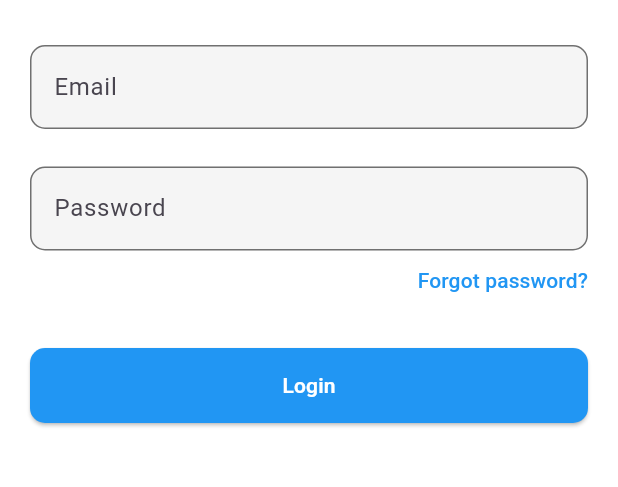
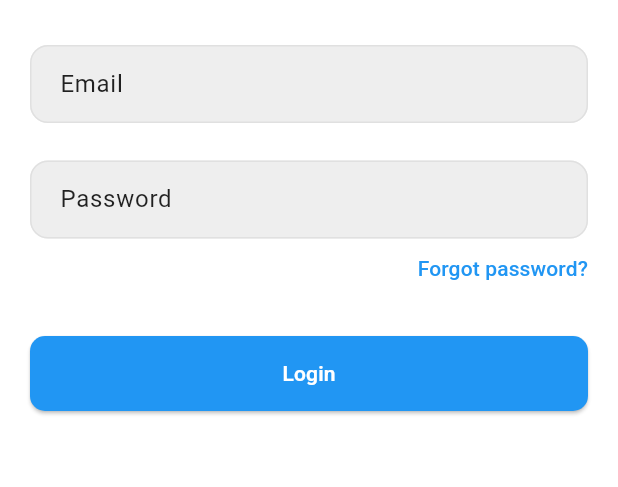
Before and after one commit to ritik453rr/flutter_cpit, a Flutter app: the screen it shows after launch, on a phone screen of 412 x 824 dp, the part 285-772 px from its top. Run offline on Flutter 3.47's test engine with Material 3 defaults, Android fonts, the phone set to English and light mode, and no system bars; our stand-ins replace flutter_svg, get, get_storage, widget_and_text_animator.

Commit message:
Added Theme

```diff
--- a/lib/common/app_colors.dart
+++ b/lib/common/app_colors.dart
@@ -10,4 +10,15 @@ class AppColors {
   static const Color focusedCharcoal = Color.fromRGBO(112, 112, 112, 1.0);
   static const Color blue = Colors.blue;
   static const Color red = Colors.red;
+
+  /// Dark Theme Colors
+  static const Color dtEnableBorder = Colors.white38;
+  static const Color dtFocusBorder = Colors.white60;
+  static Color dtFillColor = Colors.grey.shade900;
+
+  ///Light Theme
+  static Color ltFillColor = Colors.grey.shade200;
+  static const ltTextFieldLabel = Colors.black87;
+  static Color ltEnableBorder = Colors.grey.shade300;
+  static Color ltFocusBorder = Colors.grey.shade400;
 }
--- a/lib/common/app_fontsize.dart
+++ b/lib/common/app_fontsize.dart
@@ -1,4 +1,5 @@
 /// Defines standard font sizes used throughout the app.
 class AppFontsize {
-  static const font30= 30.0;
+  static const font12 = 12.0;
+  static const font30 = 30.0;
 }
--- a/lib/common/app_storage.dart
+++ b/lib/common/app_storage.dart
@@ -5,28 +5,38 @@ class AppStorage {
   static var storage = GetStorage();
 
   ///Keys
-  static const String langCode = "langCode";
-  static const String countryCode = "countryCode";
+  static const String _langCode = "langCode";
+  static const String _countryCode = "countryCode";
+  static const String _isDarkMode = "isDarkMode";
+
+  static void setThemeMode({required bool isDark}) {
+    storage.write(_isDarkMode, isDark);
+  }
+
+  ///
+  static bool isDarkTheme() {
+    return storage.read(_isDarkMode) ?? false;
+  }
 
   /// Saves the language code locally.
   static void setLangCode({required String code}) {
-    storage.write(langCode, code);
+    storage.write(_langCode, code);
   }
 
   /// Saves the country code locally.
 
   static void setCountryCode({required String code}) {
-    storage.write(countryCode, code);
+    storage.write(_countryCode, code);
   }
 
   /// Retrieves the saved language code or returns 'en' if none found.
   static String getLangCode() {
-    return storage.read(langCode) ?? "en";
+    return storage.read(_langCode) ?? "en";
   }
 
   /// Retrieves the saved country code or returns 'US' if none found.
   static String getCountryCode() {
-    return storage.read(countryCode) ?? "US";
+    return storage.read(_countryCode) ?? "US";
   }
 
   /// Method to clear storage
--- /dev/null
+++ b/lib/common/app_theme.dart
@@ -0,0 +1,132 @@
+import 'package:cpit/common/app_colors.dart';
+import 'package:cpit/common/app_fontsize.dart';
+import 'package:cpit/common/app_storage.dart';
+import 'package:cpit/common/common_ui.dart';
+import 'package:cpit/global.dart';
+import 'package:flutter/material.dart';
+import 'package:get/get.dart';
+
+/// Provides app-wide theme data and theme switching functionality.
+class AppTheme {
+  /// Toggles the app theme between light and dark modes.
+  static void changeTheme() {
+    final isDark = AppStorage.isDarkTheme();
+    final newIsDark = !isDark;
+    Global.setSafeArea(isDark: newIsDark);
+    AppStorage.setThemeMode(isDark: newIsDark);
+    Get.changeThemeMode(newIsDark ? ThemeMode.dark : ThemeMode.light);
+  }
+
+  /// Returns the light theme configuration.
+  static ThemeData lightTheme() {
+    return ThemeData(
+      brightness: Brightness.light,
+      scaffoldBackgroundColor: AppColors.white,
+
+      appBarTheme: const AppBarTheme(
+        backgroundColor: Colors.blue,
+        foregroundColor: Colors.white,
+        elevation: 0,
+      ),
+
+      textTheme: const TextTheme(
+        bodyLarge: TextStyle(color: Colors.black),
+        bodyMedium: TextStyle(color: Colors.black),
+      ),
+
+      iconTheme: const IconThemeData(color: Colors.black87),
+
+      floatingActionButtonTheme: const FloatingActionButtonThemeData(
+        backgroundColor: Colors.blue,
+        foregroundColor: Colors.white,
+      ),
+
+      inputDecorationTheme: InputDecorationTheme(
+        filled: true,
+        fillColor: AppColors.ltFillColor,
+        labelStyle: TextStyle(color: AppColors.ltTextFieldLabel),
+        errorStyle: CommonUi.customTextStyle(
+          color: AppColors.red,
+          fontSize: AppFontsize.font12,
+        ),
+        floatingLabelStyle: const TextStyle(color: AppColors.black),
+        contentPadding: const EdgeInsets.symmetric(
+          horizontal: 16,
+          vertical: 14,
+        ),
+        enabledBorder: OutlineInputBorder(
+          borderRadius: BorderRadius.circular(12),
+          borderSide: BorderSide(color: AppColors.ltEnableBorder),
+        ),
+        focusedBorder: OutlineInputBorder(
+          borderRadius: BorderRadius.circular(12),
+          borderSide: BorderSide(color: AppColors.ltFocusBorder),
+        ),
+        errorBorder: OutlineInputBorder(
+          borderRadius: BorderRadius.circular(12),
+          borderSide: const BorderSide(color: Colors.red),
+        ),
+        focusedErrorBorder: OutlineInputBorder(
+          borderRadius: BorderRadius.circular(12),
+          borderSide: const BorderSide(color: Colors.red, width: 2),
+        ),
+      ),
+    );
+  }
+
+  /// Returns the dark theme configuration.
+  static ThemeData darkTheme() {
+    return ThemeData(
+      brightness: Brightness.dark,
+      scaffoldBackgroundColor: Colors.black,
+      appBarTheme: const AppBarTheme(
+        backgroundColor: Colors.black,
+        foregroundColor: Colors.white,
+        elevation: 0,
+      ),
+
+      textTheme: const TextTheme(
+        bodyLarge: TextStyle(color: Colors.white),
+        bodyMedium: TextStyle(color: Colors.white),
+      ),
+
+      iconTheme: const IconThemeData(color: Colors.white70),
+
+      floatingActionButtonTheme: const FloatingActionButtonThemeData(
+        backgroundColor: Colors.deepPurple,
+        foregroundColor: Colors.white,
+      ),
+
+      inputDecorationTheme: InputDecorationTheme(
+        filled: true,
+        errorStyle: TextStyle(color: Colors.redAccent),
+        fillColor: AppColors.dtFillColor,
+        labelStyle: const TextStyle(color: Colors.white70),
+        floatingLabelStyle: const TextStyle(color: Colors.white70),
+        contentPadding: const EdgeInsets.symmetric(
+          horizontal: 16,
+          vertical: 14,
+        ),
+        enabledBorder: OutlineInputBorder(
+          borderRadius: BorderRadius.circular(12),
+          borderSide: BorderSide(color: AppColors.dtEnableBorder),
+        ),
+        focusedBorder: OutlineInputBorder(
+          borderRadius: BorderRadius.circular(12),
+          borderSide: const BorderSide(
+            color: AppColors.dtFocusBorder,
+            width: 2,
+          ),
+        ),
+        errorBorder: OutlineInputBorder(
+          borderRadius: BorderRadius.circular(12),
+          borderSide: const BorderSide(color: Colors.red),
+        ),
+        focusedErrorBorder: OutlineInputBorder(
+          borderRadius: BorderRadius.circular(12),
+          borderSide: const BorderSide(color: Colors.red, width: 2),
+        ),
+      ),
+    );
+  }
+}
--- a/lib/common/common_ui.dart
+++ b/lib/common/common_ui.dart
@@ -41,7 +41,7 @@ class CommonUi {
 
   /// Custom Text Style
   static TextStyle? customTextStyle({
-    Color color = AppColors.black,
+    Color? color,
     double fontSize = 14,
     String fontFamily = AppFonts.regular,
   }) {
--- a/lib/common/custom_textfield.dart
+++ b/lib/common/custom_textfield.dart
@@ -1,4 +1,3 @@
-
 import 'package:cpit/common/app_colors.dart';
 import 'package:cpit/common/common_ui.dart';
 import 'package:cpit/global.dart';
@@ -7,9 +6,9 @@ import 'package:flutter/services.dart';
 
 /// A customizable text field with optional label, error handling, and formatting.
 Widget customTextField({
-  Color fillColor = AppColors.lightGrey,
+  Color? fillColor,
   double borderRadius = Global.borderRadius,
-  Color borderColor = AppColors.focusedCharcoal,
+  Color? borderColor,
   String labelText = "",
   TextEditingController? controller,
   String? errorText,
@@ -28,45 +27,17 @@ Widget customTextField({
       onTap?.call();
     },
     keyboardType: keyboardType,
+    readOnly: readOnly,
 
-    readOnly: readOnly,
     inputFormatters: inputFormatters,
     textInputAction: textInputAction,
+
     decoration: InputDecoration(
       fillColor: fillColor,
+      errorText: errorText,
 
-      errorText: errorText,
-      floatingLabelStyle: CommonUi.customTextStyle(
-        color: errorText != null ? AppColors.red : AppColors.black,
-      ),
       filled: true,
       labelText: labelText.isEmpty ? null : labelText,
-      enabledBorder: fieldBorder(
-        borderRadius: borderRadius,
-        borderColor: borderColor,
-      ),
-      focusedBorder: fieldBorder(
-        borderRadius: borderRadius,
-        borderColor: borderColor,
-      ),
-      errorBorder: fieldBorder(
-        borderRadius: borderRadius,
-        borderColor: Colors.red,
-      ),
-      focusedErrorBorder: fieldBorder(
-        borderRadius: borderRadius,
-        borderColor: Colors.red,
-      ),
     ),
   );
 }
-
-OutlineInputBorder fieldBorder({
-  required double borderRadius,
-  required Color borderColor,
-}) {
-  return OutlineInputBorder(
-    borderRadius: BorderRadius.circular(borderRadius),
-    borderSide: BorderSide(color: borderColor),
-  );
-}
--- a/lib/global.dart
+++ b/lib/global.dart
@@ -24,7 +24,7 @@ class Global {
     }
   }
 
-/// Updates app locale and saves language and country codes locally.
+  /// Updates app locale and saves language and country codes locally.
   static void updateLocal({
     required String langCode,
     required String countryCode,
@@ -40,13 +40,14 @@ class Global {
   }
 
   /// Set safe area color in view
-  static void setSafeArea({bool isLight = true}) {
+  static void setSafeArea({required bool isDark}) {
     SystemChrome.setSystemUIOverlayStyle(
       SystemUiOverlayStyle(
-        systemNavigationBarColor: isLight ? AppColors.white : AppColors.black,
+        systemNavigationBarColor: isDark ?
+        AppColors.black: AppColors.white,
         systemNavigationBarIconBrightness:
-            isLight ? Brightness.dark : Brightness.light,
-        statusBarIconBrightness: isLight ? Brightness.dark : Brightness.light,
+            isDark ? Brightness.light:Brightness.dark,
+        statusBarIconBrightness: isDark ?Brightness.light: Brightness.dark,
       ),
     );
   }
--- a/lib/language/app_language.dart
+++ b/lib/language/app_language.dart
@@ -6,6 +6,10 @@ class AppLanguage extends Translations {
   @override
   Map<String, Map<String, String>> get keys => {
     'en_US': {
+      /// Splash Page
+      Strings.cpitEducation: "CPIT EDUCATION",
+
+      ///Login Page
       Strings.login: 'Login',
       Strings.pleaseEnterEmail: "Please enter your email",
       Strings.enterValidEmail: "Please enter a valid email",
@@ -13,7 +17,6 @@ class AppLanguage extends Translations {
       Strings.email: "Email",
       Strings.password: "Password",
       Strings.forgotPassword: "Forgot password?",
-          Strings.cpitEducation: "CPIT EDUCATION",
     },
     'hi_IN': {
       Strings.login: 'लॉगिन',
--- a/lib/language/strings.dart
+++ b/lib/language/strings.dart
@@ -1,11 +1,14 @@
 /// A class that holds all string constants used in the app.
 class Strings {
+  /// Splash Page
+  static const cpitEducation = "cpitEducation";
+
+  /// Login Page
   static const login = "login";
-  static const pleaseEnterEmail="pleaseEnterEmail";
-  static const enterValidEmail="enterValidEmail";
-  static const pleaseEnterPasswrod="pleaseEnterPassword";
-  static const email= "email";
-  static const password="password";
-  static const forgotPassword="forgotPassword";
-  static const cpitEducation="cpitEducation";
+  static const pleaseEnterEmail = "pleaseEnterEmail";
+  static const enterValidEmail = "enterValidEmail";
+  static const pleaseEnterPasswrod = "pleaseEnterPassword";
+  static const email = "email";
+  static const password = "password";
+  static const forgotPassword = "forgotPassword";
 }
--- a/lib/main.dart
+++ b/lib/main.dart
@@ -1,5 +1,5 @@
-import 'package:cpit/common/app_colors.dart';
 import 'package:cpit/common/app_storage.dart';
+import 'package:cpit/common/app_theme.dart';
 import 'package:cpit/language/app_language.dart';
 import 'package:cpit/routing/app_pages.dart';
 import 'package:cpit/routing/app_routes.dart';
@@ -25,21 +25,15 @@ class MyApp extends StatelessWidget {
       translations: AppLanguage(),
       locale: Locale(
         AppStorage.getLangCode(),
-        AppStorage.countryCode,
+        AppStorage.getCountryCode(),
       ), // Default locale
       fallbackLocale: Locale(
         AppStorage.getLangCode(),
-        AppStorage.countryCode,
+        AppStorage.getCountryCode(),
       ), // Fallback if device locale not supported
-
-      theme: ThemeData(
-        scaffoldBackgroundColor: AppColors.white,
-        textSelectionTheme: TextSelectionThemeData(
-          cursorColor: AppColors.black,
-          selectionColor: AppColors.black.withValues(alpha: 0.15),
-          selectionHandleColor: AppColors.black,
-        ),
-      ),
+      theme: AppTheme.lightTheme(),
+      darkTheme: AppTheme.darkTheme(),
+      themeMode: AppStorage.isDarkTheme() ? ThemeMode.dark : ThemeMode.light,
     );
   }
 }
--- a/lib/pages/login/login_view.dart
+++ b/lib/pages/login/login_view.dart
@@ -1,5 +1,7 @@
 import 'package:cpit/common/app_colors.dart';
 import 'package:cpit/common/app_fonts.dart';
+import 'package:cpit/common/app_storage.dart';
+import 'package:cpit/common/app_theme.dart';
 import 'package:cpit/common/common_ui.dart';
 import 'package:cpit/common/custom_button.dart';
 import 'package:cpit/common/custom_textfield.dart';
@@ -16,7 +18,7 @@ class LoginView extends StatelessWidget {
 
   @override
   Widget build(BuildContext context) {
-    Global.setSafeArea();
+    Global.setSafeArea(isDark: AppStorage.isDarkTheme());
     return GestureDetector(
       behavior: HitTestBehavior.translucent,
       onTap: () {
@@ -24,7 +26,6 @@ class LoginView extends StatelessWidget {
       },
 
       child: Scaffold(
-        backgroundColor: AppColors.white,
         body: SafeArea(
           child: Container(
             height: Get.height,
@@ -36,7 +37,7 @@ class LoginView extends StatelessWidget {
                   Text(
                     Strings.cpitEducation.tr,
                     style: CommonUi.customTextStyle(
-                      color: AppColors.black,
+                      // color: AppColors.black,
                       fontFamily: AppFonts.medium,
                       fontSize: 28,
                     ),
--- a/lib/pages/splash/splash_view.dart
+++ b/lib/pages/splash/splash_view.dart
@@ -1,6 +1,7 @@
 import 'package:cpit/common/app_colors.dart';
 import 'package:cpit/common/app_fonts.dart';
 import 'package:cpit/common/app_fontsize.dart';
+import 'package:cpit/common/app_storage.dart';
 import 'package:cpit/common/common_ui.dart';
 import 'package:cpit/global.dart';
 import 'package:cpit/language/strings.dart';
@@ -17,9 +18,8 @@ class SplashView extends StatelessWidget {
 
   @override
   Widget build(BuildContext context) {
-    Global.setSafeArea();
+    Global.setSafeArea(isDark: AppStorage.isDarkTheme());
     return Scaffold(
-      backgroundColor: Colors.white,
       body: Center(
         child: WidgetAnimator(
           incomingEffect: WidgetTransitionEffects.incomingScaleUp(
@@ -29,7 +29,6 @@ class SplashView extends StatelessWidget {
           child: Text(
             Strings.cpitEducation.tr,
             style: CommonUi.customTextStyle(
-              color: AppColors.black,
               fontFamily: AppFonts.medium,
               fontSize: AppFontsize.font30,
             ),
```
Lines whose indentation alone changed are shown as unchanged.
